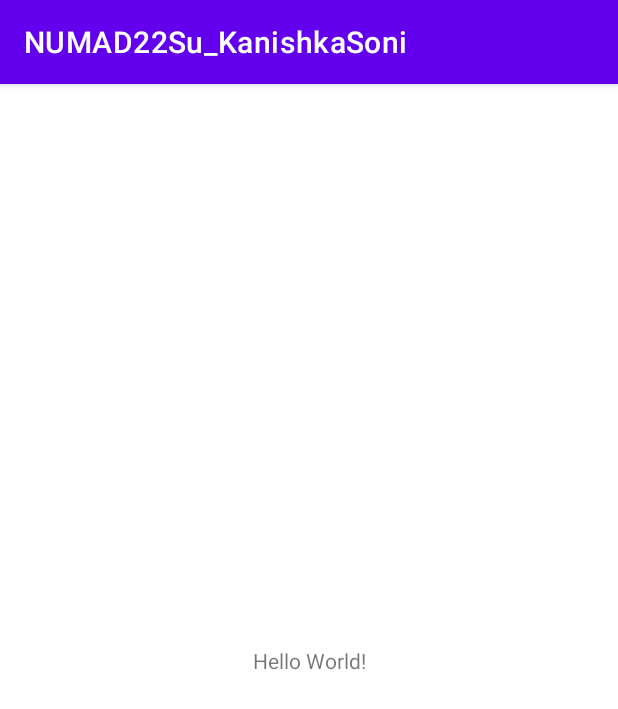
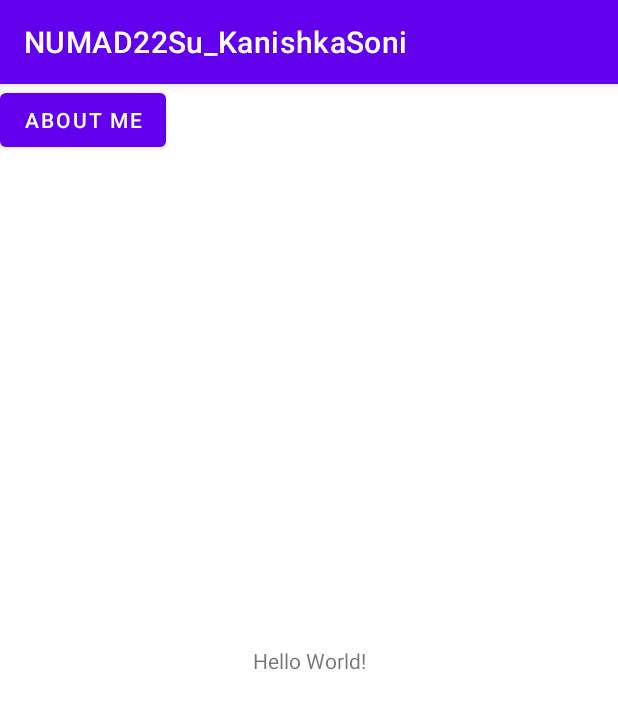
Before and after one commit to KanishkaSoni11/NUMAD22Su_KanishkaSoni, an Android app: the screen it shows after launch (MainActivity), on a phone screen of 412 x 824 dp. Shown: the top 709 px of the screen. Run offline under Robolectric (Android 15) with nearby library versions, the phone set to English and light mode, and no system bars.

Commit message:
button added

```diff
--- a/app/src/main/res/layout/activity_main.xml
+++ b/app/src/main/res/layout/activity_main.xml
@@ -15,4 +15,13 @@
         app:layout_constraintStart_toStartOf="parent"
         app:layout_constraintTop_toTopOf="parent" />
 
+    <Button
+        android:id="@+id/button"
+        android:layout_width="wrap_content"
+        android:layout_height="wrap_content"
+        android:onClick="clickAbout_me"
+        android:text="About me"
+        tools:layout_editor_absoluteX="167dp"
+        tools:layout_editor_absoluteY="447dp" />
+
 </androidx.constraintlayout.widget.ConstraintLayout>
```
Also changed, not shown: app/src/main/java/edu/neu/madcourse/numad22su_kanishkasoni/MainActivity.java (+15 -0 lines).
